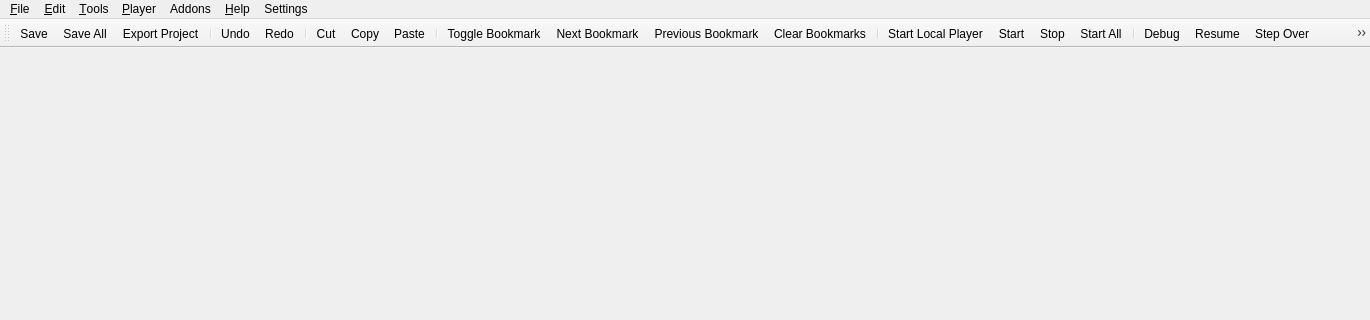
First picture: the form in ui/mainwindow.ui, repository gideros/gideros, before the edit; both pictures show x 0 to 1370 and y 0 to 320 of the 1370 by 750 pixel window.
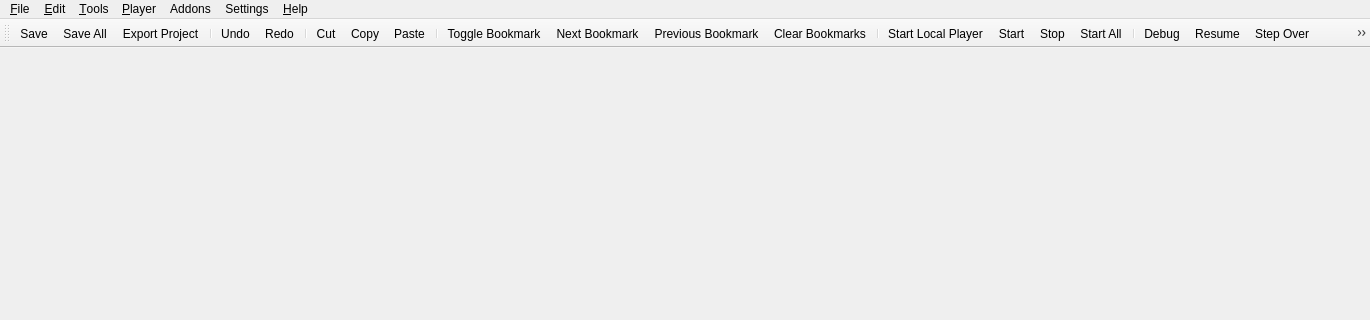
Second picture: the form after the edit.

Commit message: [plugin/spine] Fix missing weaktable creation [gfx] Add a method to path 2D to compute location of points of the path [studio] Change help links [example] Fix Spine example path

What changed in the file:
```diff
--- a/ui/mainwindow.ui
+++ b/ui/mainwindow.ui
@@ -157,8 +157,8 @@
    <addaction name="menuCompile"/>
    <addaction name="menuPlayer"/>
    <addaction name="menuAddons"/>
-   <addaction name="menuHelp"/>
    <addaction name="menuSettings"/>
+   <addaction name="menuHelp"/>
   </widget>
   <widget class="QToolBar" name="mainToolBar">
    <property name="windowTitle">
```
Left out of the diff: 12 changed lines with no effect on the pictures. The commit also changes 8 other files.
